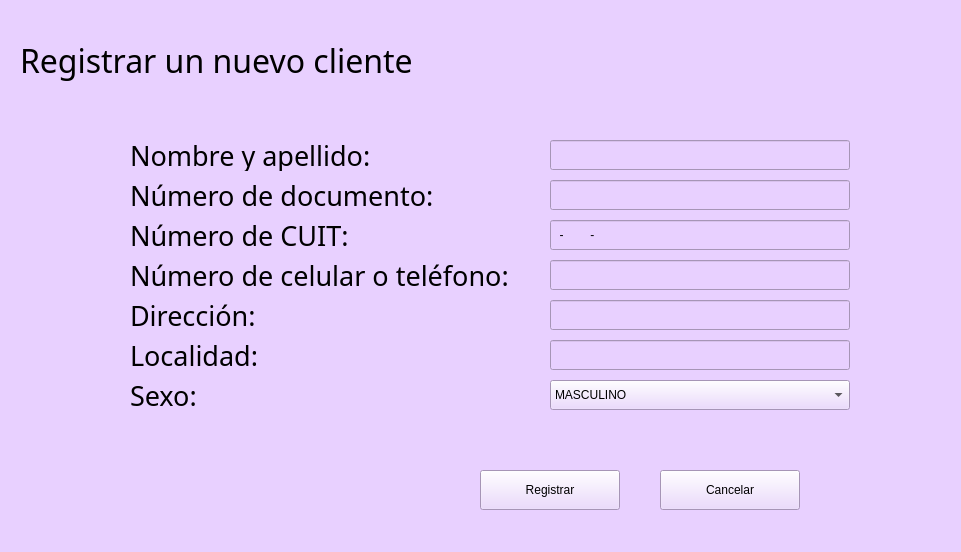
Qt form registrar_cliente.ui (operador1/consultor_en_ti) before a commit.
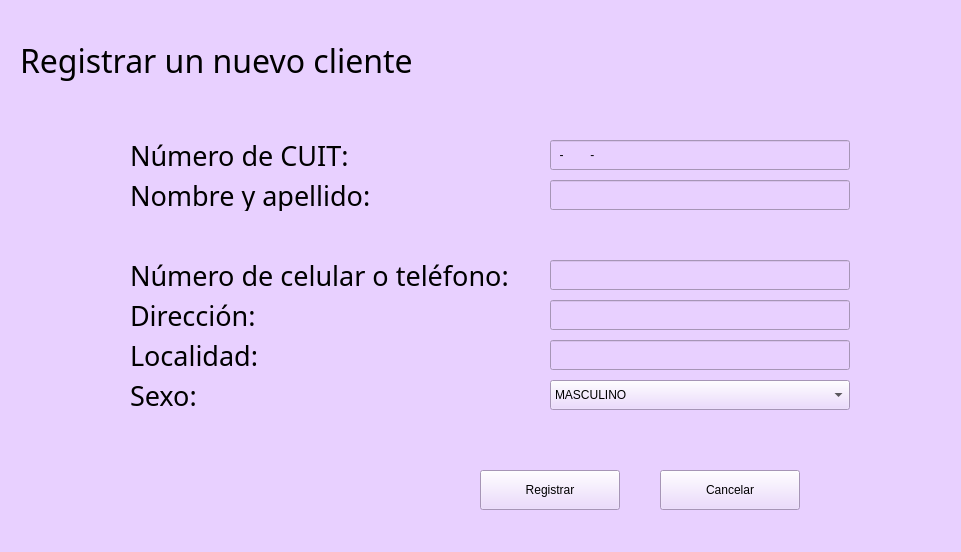
The same form after that commit.

Patch:
```diff
--- a/registrar_cliente.ui
+++ b/registrar_cliente.ui
@@ -47,7 +47,7 @@
     <property name="geometry">
      <rect>
       <x>130</x>
-      <y>140</y>
+      <y>180</y>
       <width>261</width>
       <height>31</height>
      </rect>
@@ -68,36 +68,11 @@
      <string>Nombre y apellido:</string>
     </property>
    </widget>
-   <widget class="QLabel" name="label_4">
-    <property name="geometry">
-     <rect>
-      <x>130</x>
-      <y>180</y>
-      <width>330</width>
-      <height>30</height>
-     </rect>
-    </property>
-    <property name="font">
-     <font>
-      <family>Century Gothic</family>
-      <pointsize>20</pointsize>
-      <weight>50</weight>
-      <italic>false</italic>
-      <bold>false</bold>
-     </font>
-    </property>
-    <property name="styleSheet">
-     <string notr="true">font: 20pt &quot;Century Gothic&quot;;</string>
-    </property>
-    <property name="text">
-     <string>Número de documento:</string>
-    </property>
-   </widget>
    <widget class="QLabel" name="label_5">
     <property name="geometry">
      <rect>
       <x>130</x>
-      <y>220</y>
+      <y>140</y>
       <width>230</width>
       <height>30</height>
      </rect>
@@ -222,13 +197,13 @@
     <property name="geometry">
      <rect>
       <x>550</x>
-      <y>140</y>
+      <y>180</y>
       <width>300</width>
       <height>30</height>
      </rect>
     </property>
     <property name="inputMask">
-     <string>aaaaaaaaaaaaaaaaaaaaaaaaaaaaaaaaaaaaaaaaaaaaaaaaaaaaaaa</string>
+     <string>aaaaaaaaaaaaaaaaaaaaaaaa</string>
     </property>
    </widget>
    <widget class="QLineEdit" name="loc">
@@ -274,7 +249,7 @@
     <property name="geometry">
      <rect>
       <x>550</x>
-      <y>220</y>
+      <y>140</y>
       <width>300</width>
       <height>30</height>
      </rect>
@@ -283,19 +258,6 @@
      <string>99-99999999-9</string>
     </property>
    </widget>
-   <widget class="QLineEdit" name="numdoc">
-    <property name="geometry">
-     <rect>
-      <x>550</x>
-      <y>180</y>
-      <width>300</width>
-      <height>30</height>
-     </rect>
-    </property>
-    <property name="inputMask">
-     <string>99999999</string>
-    </property>
-   </widget>
    <widget class="QComboBox" name="sexo">
     <property name="geometry">
      <rect>
```
Left out of the diff: 1 changed line with no effect on the pictures.
